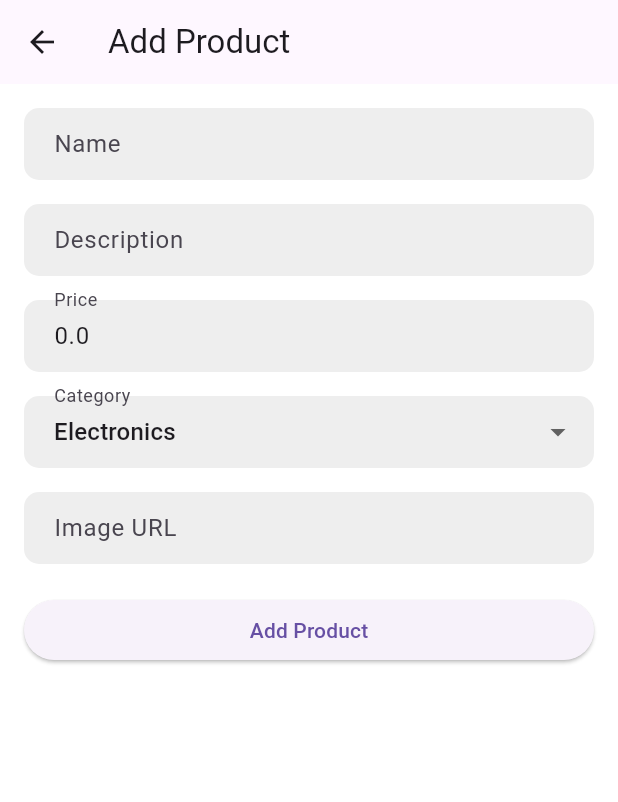
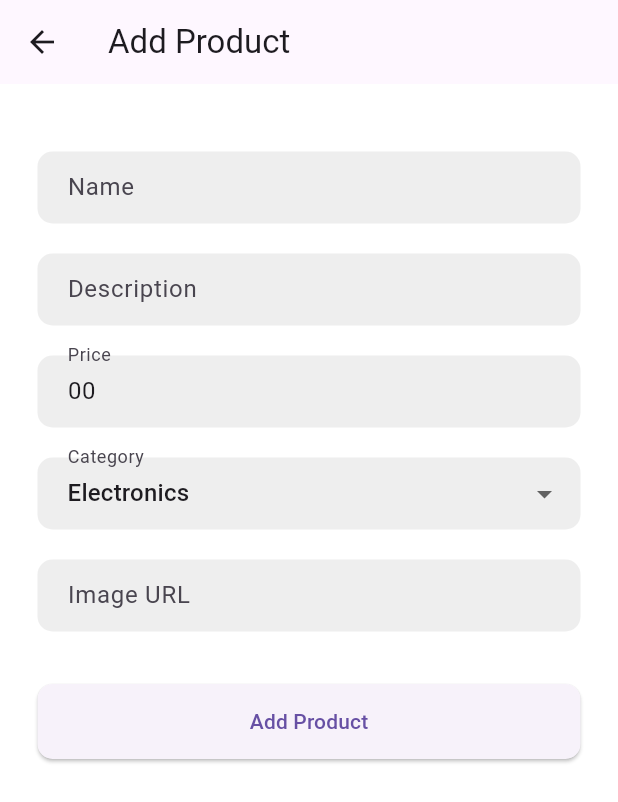
Before and after one commit to gutengboi/product_catalog, a Flutter app: the screen it shows after launch, after a tap on the "add" icon, on a phone screen of 412 x 824 dp. Shown: the top 802 px of the screen. Run offline on Flutter 3.47's test engine with Material 3 defaults, Android fonts, the phone set to English and light mode, and no system bars; our stand-ins replace flutter_masked_text2, sqflite; accounts and stored records are empty; network calls fail.

Commit message:
flutter mask added

```diff
--- a/lib/main.dart
+++ b/lib/main.dart
@@ -14,12 +14,13 @@ class MyApp extends StatelessWidget {
       create: (context) => ProductViewModel(),
       child: MaterialApp(
         title: 'Product Catalog',
+        debugShowCheckedModeBanner: false,
         theme: ThemeData(
           primarySwatch: Colors.blueGrey,
           scaffoldBackgroundColor: Colors.white,
           visualDensity: VisualDensity.adaptivePlatformDensity,
         ),
-        home: ProductListView(),
+        home: const ProductListView(),
       ),
     );
   }
--- a/lib/views/product_add_edit_view.dart
+++ b/lib/views/product_add_edit_view.dart
@@ -1,5 +1,6 @@
 import 'package:flutter/material.dart';
 import 'package:provider/provider.dart';
+import 'package:flutter_masked_text2/flutter_masked_text2.dart';
 import '../models/product.dart';
 import '../viewmodels/product_viewmodel.dart';
 
@@ -17,23 +18,23 @@ class _ProductAddEditViewState extends State<ProductAddEditView> {
 
   late TextEditingController _nameController;
   late TextEditingController _descriptionController;
-  late TextEditingController _priceController;
+  late MaskedTextController _priceController;
   late TextEditingController _imageController;
   late String _selectedCategory;
 
-  final List<String> _categories = ['Electronics', 'Clothing', 'Books', 'Home & Garden']; // Replace with your categories
+  final List<String> _categories = ['Electronics', 'Clothing', 'Books', 'Home & Garden'];
 
   @override
   void initState() {
     super.initState();
 
     _nameController = TextEditingController(text: widget.product?.name ?? '');
-    _descriptionController =
-        TextEditingController(text: widget.product?.description ?? '');
-    _priceController =
-        TextEditingController(text: widget.product?.price.toString() ?? '0.0');
-    _imageController =
-        TextEditingController(text: widget.product?.image ?? '');
+    _descriptionController = TextEditingController(text: widget.product?.description ?? '');
+    _priceController = MaskedTextController(
+      mask: '000000.00',
+      text: widget.product?.price.toString() ?? '0.0',
+    );
+    _imageController = TextEditingController(text: widget.product?.image ?? '');
     _selectedCategory = widget.product?.category ?? _categories.first;
   }
 
@@ -50,7 +51,7 @@ class _ProductAddEditViewState extends State<ProductAddEditView> {
   Widget build(BuildContext context) {
     final inputDecoration = InputDecoration(
       filled: true,
-      fillColor: Colors.grey[200], // Change this to another shade of white
+      fillColor: Colors.grey[200],
       border: OutlineInputBorder(
         borderRadius: BorderRadius.circular(10.0),
         borderSide: BorderSide.none,
@@ -71,11 +72,12 @@ class _ProductAddEditViewState extends State<ProductAddEditView> {
         title: Text(widget.product == null ? 'Add Product' : 'Edit Product'),
       ),
       body: Padding(
-        padding: const EdgeInsets.all(16.0),
+        padding: const EdgeInsets.all(25.0),
         child: Form(
           key: _formKey,
           child: ListView(
             children: <Widget>[
+              const SizedBox(height: 20),
               TextFormField(
                 controller: _nameController,
                 decoration: inputDecoration.copyWith(labelText: 'Name'),
@@ -86,7 +88,7 @@ class _ProductAddEditViewState extends State<ProductAddEditView> {
                   return null;
                 },
               ),
-              const SizedBox(height: 16),
+              const SizedBox(height: 20),
               TextFormField(
                 controller: _descriptionController,
                 decoration: inputDecoration.copyWith(labelText: 'Description'),
@@ -97,7 +99,7 @@ class _ProductAddEditViewState extends State<ProductAddEditView> {
                   return null;
                 },
               ),
-              const SizedBox(height: 16),
+              const SizedBox(height: 20),
               TextFormField(
                 controller: _priceController,
                 decoration: inputDecoration.copyWith(labelText: 'Price'),
@@ -109,7 +111,7 @@ class _ProductAddEditViewState extends State<ProductAddEditView> {
                   return null;
                 },
               ),
-              const SizedBox(height: 16),
+              const SizedBox(height: 20),
               DropdownButtonFormField<String>(
                 value: _selectedCategory,
                 decoration: inputDecoration.copyWith(labelText: 'Category'),
@@ -131,7 +133,7 @@ class _ProductAddEditViewState extends State<ProductAddEditView> {
                   return null;
                 },
               ),
-              const SizedBox(height: 16),
+              const SizedBox(height: 20),
               TextFormField(
                 controller: _imageController,
                 decoration: inputDecoration.copyWith(labelText: 'Image URL'),
@@ -142,8 +144,10 @@ class _ProductAddEditViewState extends State<ProductAddEditView> {
                   return null;
                 },
               ),
-              const SizedBox(height: 20),
-              ElevatedButton(
+              const SizedBox(height: 35),
+              SizedBox(
+                height: 50, // Set the height for the button
+                child: ElevatedButton(
                   onPressed: () {
                     if (_formKey.currentState!.validate()) {
                       _formKey.currentState!.save();
@@ -165,7 +169,13 @@ class _ProductAddEditViewState extends State<ProductAddEditView> {
                       Navigator.pop(context);
                     }
                   },
+                  style: ElevatedButton.styleFrom(
+                    shape: RoundedRectangleBorder(
+                      borderRadius: BorderRadius.circular(10.0), // Add border radius
+                    ),
+                  ),
                   child: Text(widget.product == null ? 'Add Product' : 'Update Product'),
+                ),
               ),
             ],
           ),
--- a/pubspec.yaml
+++ b/pubspec.yaml
@@ -37,6 +37,7 @@ dependencies:
   cupertino_icons: ^1.0.8
   provider: ^6.1.2
   sqflite: ^2.3.3+1
+  flutter_masked_text2: ^0.9.1
 
 dev_dependencies:
   flutter_test:
```
Also changed, not shown: pubspec.lock. Lines whose indentation alone changed are shown as unchanged.
